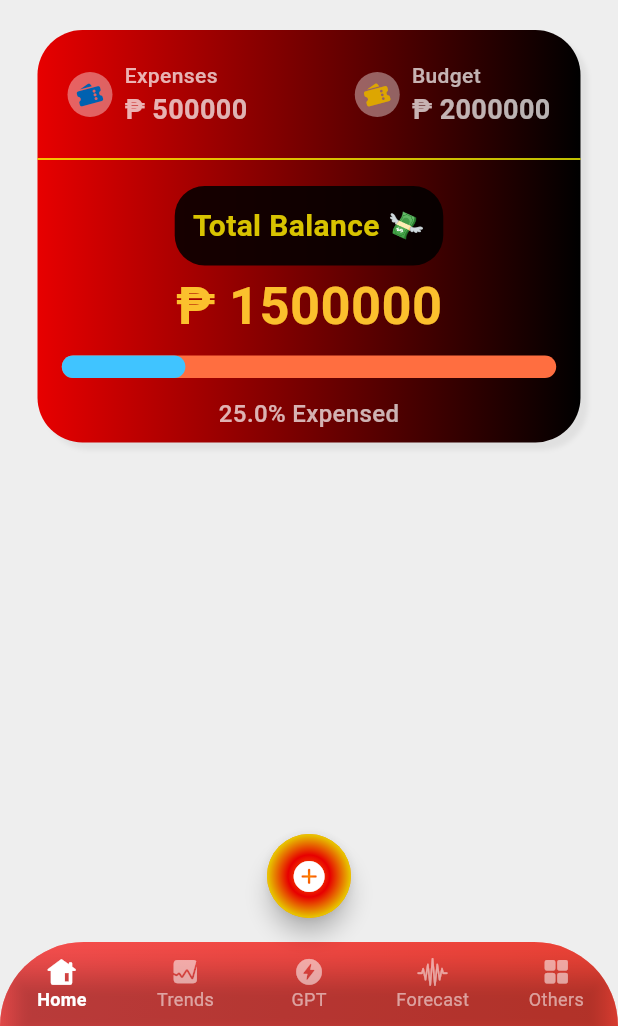
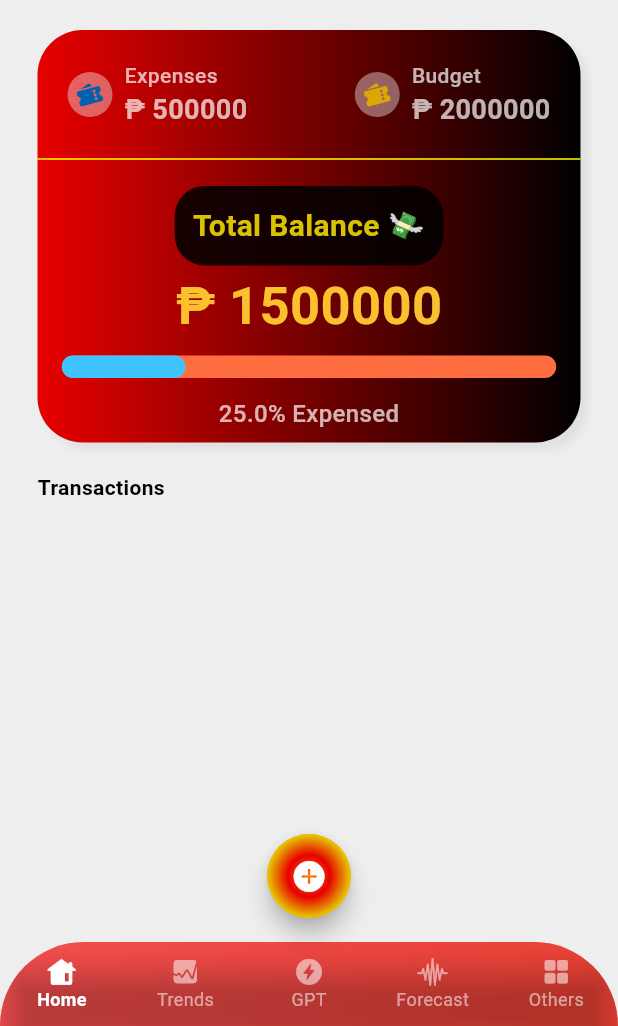
Before and after one commit to donyelqt/pera-pinoy, a Flutter app: the screen it shows after launch, on a phone screen of 412 x 824 dp, the part 210-1236 px from its top. Run offline on Flutter 3.47's test engine with Material 3 defaults, Android fonts, the phone set to English and light mode, and no system bars.

Commit message:
"Refactored MainScreen widget: updated gradient and box shadow styles, added SizedBox and Row widgets with text 'Transactions'"

```diff
--- a/lib/screens/home/views/main_screen.dart
+++ b/lib/screens/home/views/main_screen.dart
@@ -100,12 +100,10 @@ class MainScreen extends StatelessWidget {
                   borderRadius: BorderRadius.circular(30),
                   boxShadow: [
                     BoxShadow(
-                    blurRadius: 2,
+                        blurRadius: 4,
                         color: Colors.grey.shade300,
-                    offset: Offset(5, 5)
-                  )
-                ]
-              ),
+                        offset: Offset(5, 5))
+                  ]),
               child: Column(
                 mainAxisAlignment: MainAxisAlignment.center,
                 children: [
@@ -261,6 +259,20 @@ class MainScreen extends StatelessWidget {
                   ),
                 ],
               ),
+            ),
+            const SizedBox(
+              height: 20,
+            ),
+            const Row(
+              children: [
+                Text(
+                  "Transactions",
+                  style: TextStyle(
+                      fontSize: 14,
+                      color: Colors.black,
+                      fontWeight: FontWeight.bold),
+                ),
+              ],
             )
           ],
         ),
```
Lines whose indentation alone changed are shown as unchanged.
